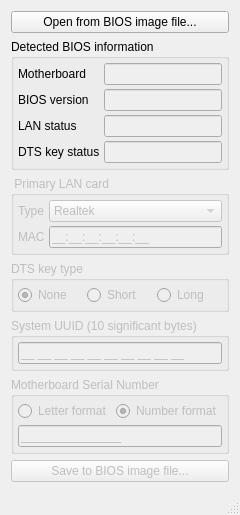
Qt form fd44editor.ui (LongSoft/FD44Editor) before a commit.
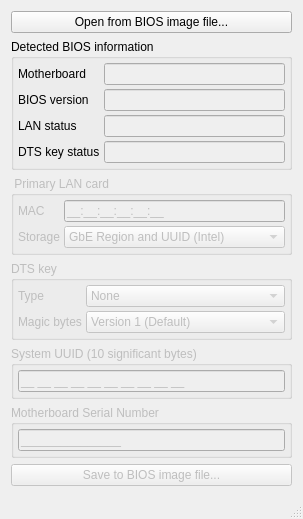
The same form after that commit.

```diff
--- a/fd44editor.ui
+++ b/fd44editor.ui
@@ -6,8 +6,8 @@
    <rect>
     <x>0</x>
     <y>0</y>
-    <width>237</width>
-    <height>449</height>
+    <width>260</width>
+    <height>459</height>
    </rect>
   </property>
   <property name="sizePolicy">
@@ -162,18 +162,18 @@
        <property name="margin">
         <number>4</number>
        </property>
-       <item row="0" column="0">
+       <item row="1" column="0">
         <widget class="QLabel" name="lanTypeLabel">
          <property name="text">
-          <string>Type</string>
+          <string>Storage</string>
          </property>
         </widget>
        </item>
-       <item row="0" column="1">
+       <item row="1" column="1">
         <widget class="QComboBox" name="lanComboBox">
          <item>
           <property name="text">
-           <string>Realtek</string>
+           <string>GbE Region and UUID (Intel)</string>
           </property>
          </item>
          <item>
@@ -183,14 +183,7 @@
          </item>
         </widget>
        </item>
-       <item row="1" column="0">
-        <widget class="QLabel" name="macLabel">
-         <property name="text">
-          <string>MAC</string>
-         </property>
-        </widget>
-       </item>
-       <item row="1" column="1">
+       <item row="0" column="1">
         <widget class="QLineEdit" name="macEdit">
          <property name="inputMask">
           <string>&gt;HH:HH:HH:HH:HH:HH;_</string>
@@ -203,6 +196,13 @@
          </property>
         </widget>
        </item>
+       <item row="0" column="0">
+        <widget class="QLabel" name="macLabel">
+         <property name="text">
+          <string>MAC</string>
+         </property>
+        </widget>
+       </item>
       </layout>
      </widget>
     </item>
@@ -212,40 +212,71 @@
        <bool>false</bool>
       </property>
       <property name="title">
-       <string>DTS key type</string>
+       <string>DTS key</string>
       </property>
-      <layout class="QGridLayout" name="gridLayout_4">
+      <layout class="QFormLayout" name="formLayout_3">
+       <property name="horizontalSpacing">
+        <number>4</number>
+       </property>
+       <property name="verticalSpacing">
+        <number>4</number>
+       </property>
        <property name="margin">
         <number>4</number>
        </property>
-       <property name="spacing">
-        <number>4</number>
-       </property>
        <item row="0" column="0">
-        <widget class="QRadioButton" name="noDtsRadioButton">
+        <widget class="QLabel" name="dtsTypeLabel">
          <property name="text">
-          <string>None</string>
-         </property>
-         <property name="checked">
-          <bool>true</bool>
-         </property>
-        </widget>
-       </item>
-       <item row="0" column="2">
-        <widget class="QRadioButton" name="longDtsRadioButton">
-         <property name="text">
-          <string>Long</string>
+          <string>Type</string>
          </property>
         </widget>
        </item>
        <item row="0" column="1">
-        <widget class="QRadioButton" name="shortDtsRadioButton">
+        <widget class="QComboBox" name="dtsTypeComboBox">
+         <item>
+          <property name="text">
+           <string>None</string>
+          </property>
+         </item>
+         <item>
+          <property name="text">
+           <string>Short</string>
+          </property>
+         </item>
+         <item>
+          <property name="text">
+           <string>Long</string>
+          </property>
+         </item>
+        </widget>
+       </item>
+       <item row="1" column="0">
+        <widget class="QLabel" name="dtsMagicBytesLabel">
          <property name="text">
-          <string>Short</string>
+          <string>Magic bytes</string>
          </property>
-         <property name="checked">
+        </widget>
+       </item>
+       <item row="1" column="1">
+        <widget class="QComboBox" name="dtsMagicBytesComboBox">
+         <property name="enabled">
           <bool>false</bool>
          </property>
+         <item>
+          <property name="text">
+           <string>Version 1 (Default)</string>
+          </property>
+         </item>
+         <item>
+          <property name="text">
+           <string>Version 2 (P67-M PRO)</string>
+          </property>
+         </item>
+         <item>
+          <property name="text">
+           <string>Version 3 (P67 WS Revolution)</string>
+          </property>
+         </item>
         </widget>
        </item>
       </layout>
@@ -297,30 +328,10 @@
        <property name="spacing">
         <number>4</number>
        </property>
-       <item row="0" column="2">
-        <widget class="QRadioButton" name="oldMbsnFormatRadioButton">
-         <property name="text">
-          <string>Letter format</string>
-         </property>
-         <property name="checked">
-          <bool>false</bool>
-         </property>
-        </widget>
-       </item>
-       <item row="0" column="3" colspan="2">
-        <widget class="QRadioButton" name="newMbsnFormatRadioButton">
-         <property name="text">
-          <string>Number format</string>
-         </property>
-         <property name="checked">
-          <bool>true</bool>
-         </property>
-        </widget>
-       </item>
-       <item row="1" column="2" colspan="3">
+       <item row="0" column="2" colspan="2">
         <widget class="QLineEdit" name="mbsnEdit">
          <property name="inputMask">
-          <string>999999999999999;_</string>
+          <string>NNNNNNNNNNNNNNN;_</string>
          </property>
          <property name="text">
           <string/>
```
Left out of the diff: 9 changed lines with no effect on the pictures.
